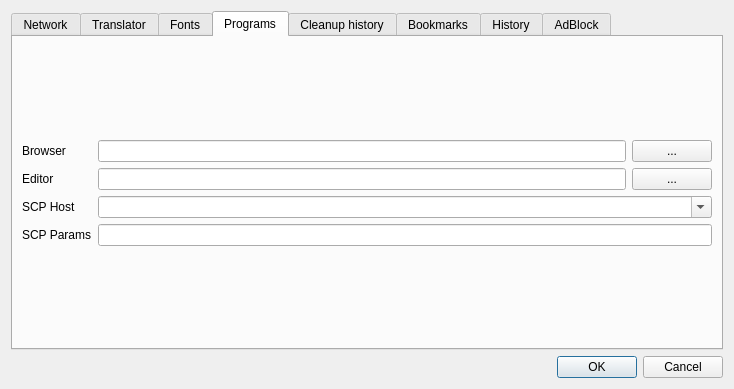
First picture: the form in trunk/settingsdlg.ui, repository kernel1024/jpreader, before the edit.
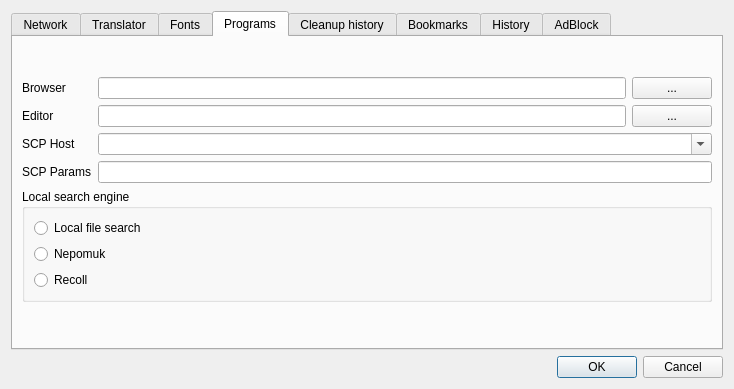
Second picture: the form after the edit. The open tabs and pages were chosen to show the change. Custom widgets are drawn as their Qt base class.

Commit message: Automatic optional configuration in project file, selectable local search engine in run-time.

```diff
--- a/trunk/settingsdlg.ui
+++ b/trunk/settingsdlg.ui
@@ -668,6 +668,36 @@
          </item>
         </layout>
        </item>
+       <item>
+        <widget class="QGroupBox" name="groupBox_5">
+         <property name="title">
+          <string>Local search engine</string>
+         </property>
+         <layout class="QVBoxLayout" name="verticalLayout_12">
+          <item>
+           <widget class="QRadioButton" name="radioSearchNone">
+            <property name="text">
+             <string>Local file search</string>
+            </property>
+           </widget>
+          </item>
+          <item>
+           <widget class="QRadioButton" name="radioSearchNepomuk">
+            <property name="text">
+             <string>Nepomuk</string>
+            </property>
+           </widget>
+          </item>
+          <item>
+           <widget class="QRadioButton" name="radioSearchRecoll">
+            <property name="text">
+             <string>Recoll</string>
+            </property>
+           </widget>
+          </item>
+         </layout>
+        </widget>
+       </item>
        <item>
         <spacer name="verticalSpacer_4">
          <property name="orientation">
```
Left out of the diff: 3 changed lines with no effect on the pictures. The commit also changes 11 other files.
